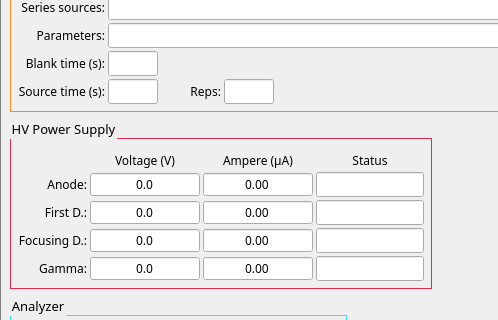
Qt form Dialog/measurementdialog.ui (ziemastz/QTD) before a commit; both pictures show x 0 to 498 and y 128 to 448 of the 1309 by 785 pixel window.
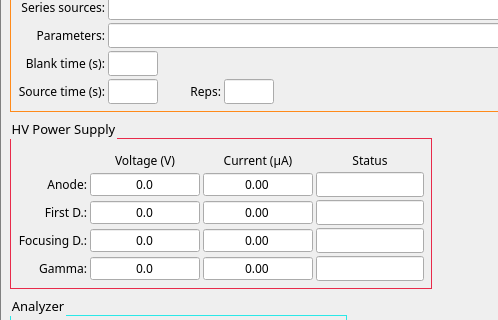
The same form after that commit. Icons and pictures are not drawn.

Diff of the .ui file:
```diff
--- a/Dialog/measurementdialog.ui
+++ b/Dialog/measurementdialog.ui
@@ -2159,7 +2159,7 @@
             </font>
            </property>
            <property name="text">
-            <string>Ampere (μA)</string>
+            <string>Current (μA)</string>
            </property>
            <property name="alignment">
             <set>Qt::AlignBottom|Qt::AlignHCenter</set>
```
